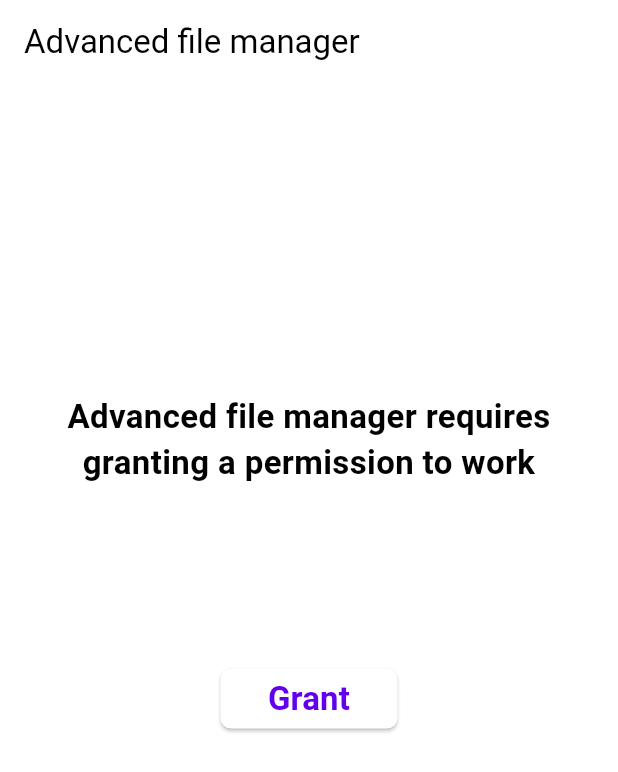
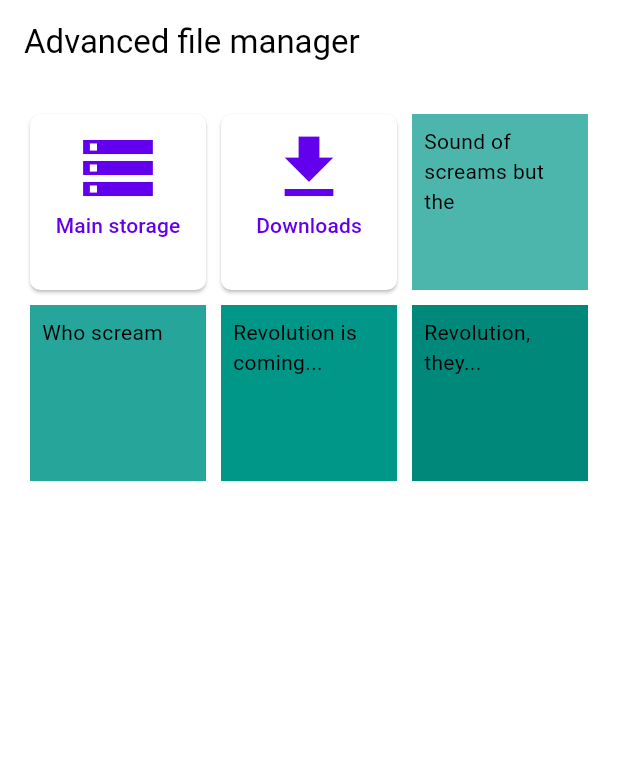
Before and after one commit to PiotrZPL/advanced_file_manager, a Flutter app: the screen it shows after launch, on a phone screen of 412 x 824 dp. Shown: the top 772 px of the screen. Run offline on Flutter 3.47's test engine with Material 2 defaults, Android fonts, the phone set to English and light mode, and no system bars; drawn by our look-alikes of dynamic_color; our stand-ins replace permission_handler.

Commit message:
Changed permission handling

```diff
--- a/lib/pages/home_page.dart
+++ b/lib/pages/home_page.dart
@@ -20,11 +20,11 @@ class _HomePageState extends State<HomePage> {
         title: const Text("Advanced file manager"),
       ),
       body: Center(
-        child: FutureBuilder<PermissionStatus>(
-          future: Permission.manageExternalStorage.status,
+        child: FutureBuilder<bool>(
+          future: Permission.manageExternalStorage.isGranted,
           builder: (context, snapshot) {
             if (snapshot.hasData) {
-              if (snapshot.data != PermissionStatus.granted) {
+              if (snapshot.data!) {
                 return GridView.count(
                   primary: false,
                   padding: const EdgeInsets.all(20),
```
